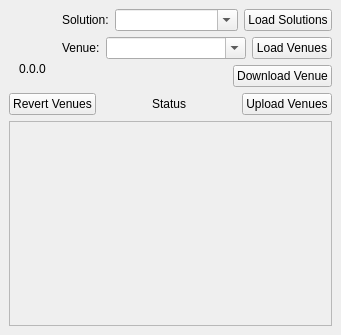
This is mi_companion/gui/dock_widget.ui in MapsPeople/mi_companion as Qt 5 draws it before an edit. The edited form follows.
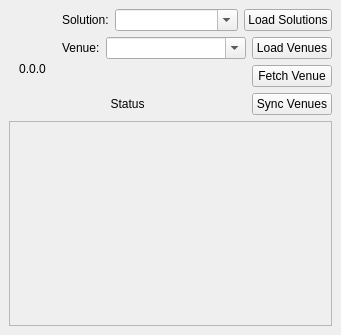
This is the edited form.

The edit to the form file:
```diff
--- a/mi_companion/gui/dock_widget.ui
+++ b/mi_companion/gui/dock_widget.ui
@@ -177,7 +177,7 @@
                                                     </sizepolicy>
                                                 </property>
                                                 <property name="text">
-                                                    <string>Download Venue</string>
+             <string>Fetch Venue</string>
                                                 </property>
                                             </widget>
                                         </item>
@@ -188,20 +188,7 @@
                     </layout>
                 </item>
                 <item>
-                    <layout class="QHBoxLayout" name="horizontalLayout">
-                        <item>
-                            <widget class="QPushButton" name="revert_button">
-                                <property name="sizePolicy">
-                                    <sizepolicy hsizetype="Maximum" vsizetype="Fixed">
-                                        <horstretch>0</horstretch>
-                                        <verstretch>0</verstretch>
-                                    </sizepolicy>
-                                </property>
-                                <property name="text">
-                                    <string>Revert Venues</string>
-                                </property>
-                            </widget>
-                        </item>
+     <layout class="QHBoxLayout" name="sync_layout">
                         <item>
                             <widget class="QLabel" name="changes_label">
                                 <property name="sizePolicy">
@@ -227,7 +214,7 @@
                                     </sizepolicy>
                                 </property>
                                 <property name="text">
-                                    <string>Upload Venues</string>
+         <string>Sync Venues</string>
                                 </property>
                             </widget>
                         </item>
```
Lines whose indentation alone changed are shown as unchanged.
